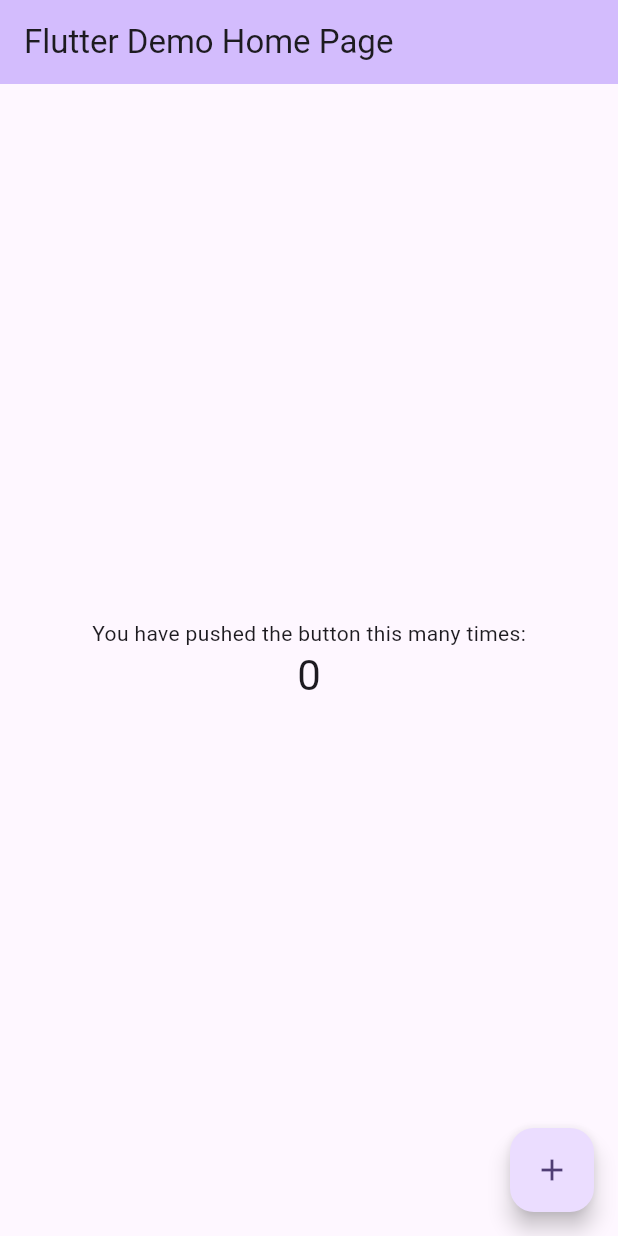
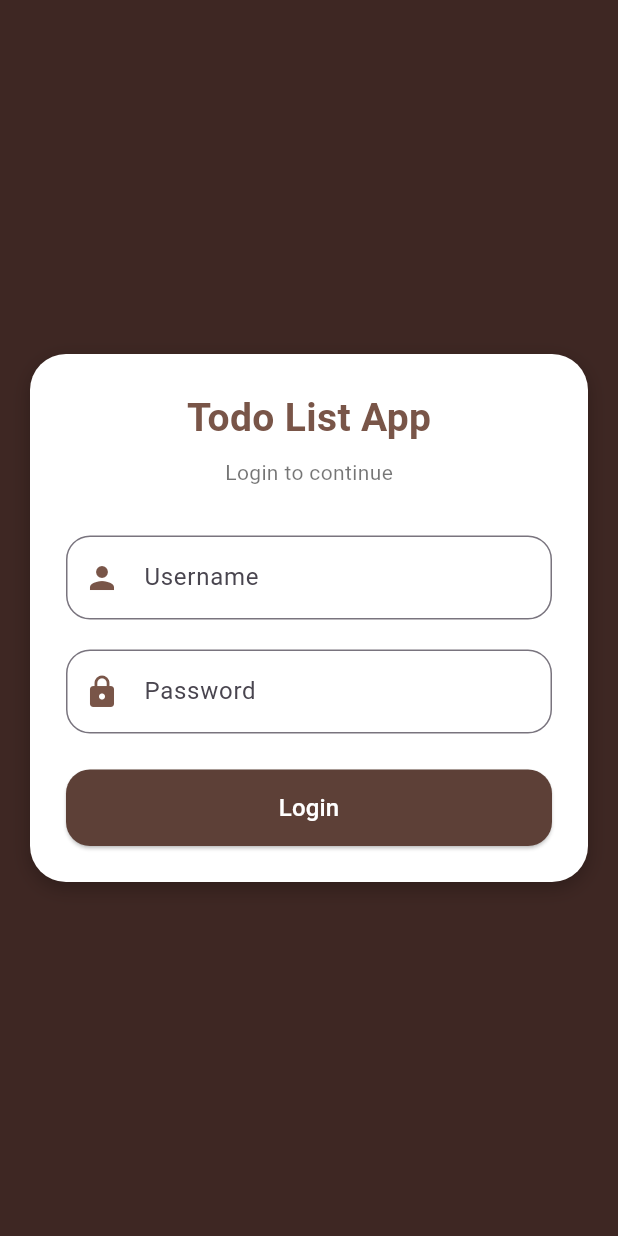
Before and after one commit to fawwazz-z/todo_list_app, a Flutter app: the screen it shows after launch, on a phone screen of 412 x 824 dp. Run offline on Flutter 3.47's test engine with Material 3 defaults, Android fonts, the phone set to English and light mode, and no system bars; our stand-ins replace get.

Commit message:
FEAT [WAZ] feat login page

```diff
--- /dev/null
+++ b/lib/bindings/dashboard_bindings.dart
@@ -0,0 +1,9 @@
+import 'package:get/get.dart';
+import '../controllers/dashboard_controller.dart';
+
+class DashboardBinding extends Bindings {
+  @override
+  void dependencies() {
+    Get.lazyPut<DashboardController>(() => DashboardController());
+  }
+}
--- /dev/null
+++ b/lib/bindings/login_bindings.dart
@@ -0,0 +1,9 @@
+import 'package:get/get.dart';
+import '../controllers/login_controller.dart';
+
+class LoginBinding extends Bindings {
+  @override
+  void dependencies() {
+    Get.lazyPut<LoginController>(() => LoginController());
+  }
+}
--- /dev/null
+++ b/lib/controllers/dashboard_controller.dart
@@ -0,0 +1,18 @@
+import 'package:flutter/material.dart';
+import 'package:get/get.dart';
+
+class DashboardController extends GetxController {
+  final pageController = PageController();
+  var selectedIndex = 0.obs;
+
+  void changePage(int index) {
+    selectedIndex.value = index;
+    pageController.jumpToPage(index);
+  }
+
+  @override
+  void onClose() {
+    pageController.dispose();
+    super.onClose();
+  }
+}
--- /dev/null
+++ b/lib/controllers/login_controller.dart
@@ -0,0 +1,32 @@
+import 'package:flutter/material.dart';
+import 'package:get/get.dart';
+import 'package:todo_list_app/bindings/dashboard_bindings.dart';
+import '../bindings/dashboard_bindings.dart';
+import '../pages/dashboard_page.dart';
+
+class LoginController extends GetxController {
+  final usernameController = TextEditingController();
+  final passwordController = TextEditingController();
+
+  var isLoggedIn = false.obs;
+
+  void login() {
+    if (usernameController.text == "admin" &&
+        passwordController.text == "1234") {
+      isLoggedIn.value = true;
+      Get.snackbar("Success", "Login berhasil");
+
+      // Redirect ke Dashboard
+      Get.off(() => const DashboardPage(), binding: DashboardBinding());
+    } else {
+      Get.snackbar("Error", "Username / Password salah");
+    }
+  }
+
+  @override
+  void onClose() {
+    usernameController.dispose();
+    passwordController.dispose();
+    super.onClose();
+  }
+}
--- a/lib/main.dart
+++ b/lib/main.dart
@@ -1,4 +1,8 @@
 import 'package:flutter/material.dart';
+import 'package:get/get.dart';
+import 'package:todo_list_app/bindings/login_bindings.dart';
+import 'bindings/login_bindings.dart';
+import 'pages/login_page.dart';
 
 void main() {
   runApp(const MyApp());
@@ -7,116 +11,12 @@ void main() {
 class MyApp extends StatelessWidget {
   const MyApp({super.key});
 
-  // This widget is the root of your application.
   @override
   Widget build(BuildContext context) {
-    return MaterialApp(
-      title: 'Flutter Demo',
-      theme: ThemeData(
-        // This is the theme of your application.
-        //
-        // TRY THIS: Try running your application with "flutter run". You'll see
-        // the application has a purple toolbar. Then, without quitting the app,
-        // try changing the seedColor in the colorScheme below to Colors.green
-        // and then invoke "hot reload" (save your changes or press the "hot
-        // reload" button in a Flutter-supported IDE, or press "r" if you used
-        // the command line to start the app).
-        //
-        // Notice that the counter didn't reset back to zero; the application
-        // state is not lost during the reload. To reset the state, use hot
-        // restart instead.
-        //
-        // This works for code too, not just values: Most code changes can be
-        // tested with just a hot reload.
-        colorScheme: ColorScheme.fromSeed(seedColor: Colors.deepPurple),
-      ),
-      home: const MyHomePage(title: 'Flutter Demo Home Page'),
+    return GetMaterialApp(
+      debugShowCheckedModeBanner: false,
+      initialBinding: LoginBinding(),
+      home: const LoginPage(),
     );
   }
 }
-
-class MyHomePage extends StatefulWidget {
-  const MyHomePage({super.key, required this.title});
-
-  // This widget is the home page of your application. It is stateful, meaning
-  // that it has a State object (defined below) that contains fields that affect
-  // how it looks.
-
-  // This class is the configuration for the state. It holds the values (in this
-  // case the title) provided by the parent (in this case the App widget) and
-  // used by the build method of the State. Fields in a Widget subclass are
-  // always marked "final".
-
-  final String title;
-
-  @override
-  State<MyHomePage> createState() => _MyHomePageState();
-}
-
-class _MyHomePageState extends State<MyHomePage> {
-  int _counter = 0;
-
-  void _incrementCounter() {
-    setState(() {
-      // This call to setState tells the Flutter framework that something has
-      // changed in this State, which causes it to rerun the build method below
-      // so that the display can reflect the updated values. If we changed
-      // _counter without calling setState(), then the build method would not be
-      // called again, and so nothing would appear to happen.
-      _counter++;
-    });
-  }
-
-  @override
-  Widget build(BuildContext context) {
-    // This method is rerun every time setState is called, for instance as done
-    // by the _incrementCounter method above.
-    //
-    // The Flutter framework has been optimized to make rerunning build methods
-    // fast, so that you can just rebuild anything that needs updating rather
-    // than having to individually change instances of widgets.
-    return Scaffold(
-      appBar: AppBar(
-        // TRY THIS: Try changing the color here to a specific color (to
-        // Colors.amber, perhaps?) and trigger a hot reload to see the AppBar
-        // change color while the other colors stay the same.
-        backgroundColor: Theme.of(context).colorScheme.inversePrimary,
-        // Here we take the value from the MyHomePage object that was created by
-        // the App.build method, and use it to set our appbar title.
-        title: Text(widget.title),
-      ),
-      body: Center(
-        // Center is a layout widget. It takes a single child and positions it
-        // in the middle of the parent.
-        child: Column(
-          // Column is also a layout widget. It takes a list of children and
-          // arranges them vertically. By default, it sizes itself to fit its
-          // children horizontally, and tries to be as tall as its parent.
-          //
-          // Column has various properties to control how it sizes itself and
-          // how it positions its children. Here we use mainAxisAlignment to
-          // center the children vertically; the main axis here is the vertical
-          // axis because Columns are vertical (the cross axis would be
-          // horizontal).
-          //
-          // TRY THIS: Invoke "debug painting" (choose the "Toggle Debug Paint"
-          // action in the IDE, or press "p" in the console), to see the
-          // wireframe for each widget.
-          mainAxisAlignment: MainAxisAlignment.center,
-          children: <Widget>[
-            const Text('You have pushed the button this many times:'),
-            Text(
-              '$_counter',
-              style: Theme.of(context).textTheme.headlineMedium,
-            ),
-          ],
-        ),
-      ),
-      floatingActionButton: FloatingActionButton(
-        onPressed: _incrementCounter,
-        tooltip: 'Increment',
-        child: const Icon(Icons.add),
-      ), // This trailing comma makes auto-formatting nicer for build methods.
-    );
-  }
-}
--- /dev/null
+++ b/lib/pages/dashboard_page.dart
@@ -0,0 +1,40 @@
+import 'package:flutter/material.dart';
+import 'package:get/get.dart';
+import '../controllers/dashboard_controller.dart';
+
+class DashboardPage extends GetView<DashboardController> {
+  const DashboardPage({super.key});
+
+  static const List<Widget> _pages = [
+    Center(child: Text("Home Page", style: TextStyle(fontSize: 20))),
+    Center(child: Text("History Page", style: TextStyle(fontSize: 20))),
+    Center(child: Text("Profile Page", style: TextStyle(fontSize: 20))),
+  ];
+
+  @override
+  Widget build(BuildContext context) {
+    return Obx(() {
+      return Scaffold(
+        appBar: AppBar(
+          title: const Text("Todo List App"),
+          backgroundColor: Colors.brown[800],
+        ),
+        body: PageView(
+          controller: controller.pageController,
+          onPageChanged: (index) => controller.selectedIndex.value = index,
+          children: _pages,
+        ),
+        bottomNavigationBar: BottomNavigationBar(
+          currentIndex: controller.selectedIndex.value,
+          onTap: controller.changePage,
+          selectedItemColor: Colors.brown[800],
+          items: const [
+            BottomNavigationBarItem(icon: Icon(Icons.home), label: "Home"),
+            BottomNavigationBarItem(icon: Icon(Icons.history), label: "History"),
+            BottomNavigationBarItem(icon: Icon(Icons.person), label: "Profile"),
+          ],
+        ),
+      );
+    });
+  }
+}
--- /dev/null
+++ b/lib/pages/login_page.dart
@@ -0,0 +1,74 @@
+import 'package:flutter/material.dart';
+import 'package:get/get.dart';
+import '../controllers/login_controller.dart';
+import '../widgets/input_field.dart';
+import '../widgets/primary_button.dart';
+
+class LoginPage extends GetView<LoginController> {
+  const LoginPage({super.key});
+
+  @override
+  Widget build(BuildContext context) {
+    return Scaffold(
+      backgroundColor: Colors.brown[900],
+      body: Center(
+        child: SingleChildScrollView(
+          child: Container(
+            padding: const EdgeInsets.all(24),
+            margin: const EdgeInsets.symmetric(horizontal: 20),
+            decoration: BoxDecoration(
+              color: Colors.white,
+              borderRadius: BorderRadius.circular(24),
+              boxShadow: [
+                BoxShadow(
+                  color: Colors.black26,
+                  blurRadius: 10,
+                  offset: const Offset(0, 4),
+                )
+              ],
+            ),
+            child: Column(
+              mainAxisSize: MainAxisSize.min,
+              children: [
+                const Text(
+                  "Todo List App",
+                  style: TextStyle(
+                    fontSize: 26,
+                    fontWeight: FontWeight.bold,
+                    color: Colors.brown,
+                  ),
+                ),
+                const SizedBox(height: 8),
+                const Text(
+                  "Login to continue",
+                  style: TextStyle(color: Colors.black54),
+                ),
+                const SizedBox(height: 32),
+
+                InputField(
+                  controller: controller.usernameController,
+                  label: "Username",
+                  icon: Icons.person,
+                ),
+                const SizedBox(height: 20),
+
+                InputField(
+                  controller: controller.passwordController,
+                  label: "Password",
+                  icon: Icons.lock,
+                  obscureText: true,
+                ),
+                const SizedBox(height: 24),
+
+                PrimaryButton(
+                  text: "Login",
+                  onPressed: controller.login,
+                ),
+              ],
+            ),
+          ),
+        ),
+      ),
+    );
+  }
+}
--- /dev/null
+++ b/lib/widgets/input_field.dart
@@ -0,0 +1,31 @@
+import 'package:flutter/material.dart';
+
+class InputField extends StatelessWidget {
+  final TextEditingController controller;
+  final String label;
+  final IconData icon;
+  final bool obscureText;
+
+  const InputField({
+    super.key,
+    required this.controller,
+    required this.label,
+    required this.icon,
+    this.obscureText = false,
+  });
+
+  @override
+  Widget build(BuildContext context) {
+    return TextField(
+      controller: controller,
+      obscureText: obscureText,
+      decoration: InputDecoration(
+        labelText: label,
+        prefixIcon: Icon(icon, color: Colors.brown),
+        border: OutlineInputBorder(
+          borderRadius: BorderRadius.circular(16),
+        ),
+      ),
+    );
+  }
+}
--- /dev/null
+++ b/lib/widgets/primary_button.dart
@@ -0,0 +1,33 @@
+import 'package:flutter/material.dart';
+
+class PrimaryButton extends StatelessWidget {
+  final String text;
+  final VoidCallback onPressed;
+
+  const PrimaryButton({
+    super.key,
+    required this.text,
+    required this.onPressed,
+  });
+
+  @override
+  Widget build(BuildContext context) {
+    return SizedBox(
+      width: double.infinity,
+      child: ElevatedButton(
+        onPressed: onPressed,
+        style: ElevatedButton.styleFrom(
+          backgroundColor: Colors.brown[700],
+          shape: RoundedRectangleBorder(
+            borderRadius: BorderRadius.circular(16),
+          ),
+          padding: const EdgeInsets.symmetric(vertical: 14),
+        ),
+        child: Text(
+          text,
+          style: const TextStyle(fontSize: 16, color: Colors.white),
+        ),
+      ),
+    );
+  }
+}
```
Also changed, not shown: pubspec.yaml (+3 -70 lines), pubspec.lock.
